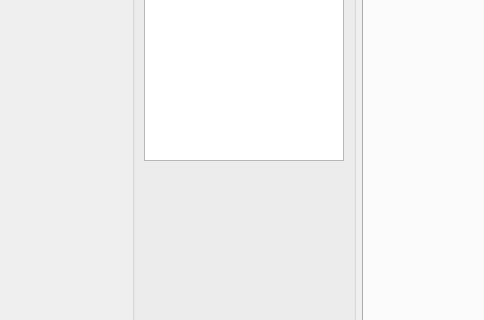
Qt form mainwindow.ui (igrekus/demod_measure) before a commit; both pictures show x 0 to 484 and y 175 to 495 of the 1107 by 658 pixel window.
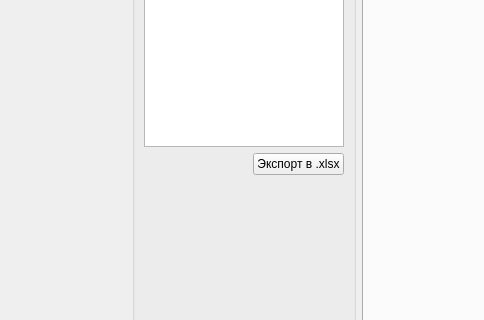
The same form after that commit.

Commit message: WIP: add export button tu UI

Patch:
```diff
--- a/mainwindow.ui
+++ b/mainwindow.ui
@@ -57,11 +57,38 @@
          </property>
         </widget>
        </item>
+       <item>
+        <layout class="QHBoxLayout" name="horizontalLayout_2">
+         <item>
+          <spacer name="horizontalSpacer">
+           <property name="orientation">
+            <enum>Qt::Horizontal</enum>
+           </property>
+           <property name="sizeHint" stdset="0">
+            <size>
+             <width>40</width>
+             <height>20</height>
+            </size>
+           </property>
+          </spacer>
+         </item>
+         <item>
+          <widget class="QPushButton" name="btnExcel">
+           <property name="text">
+            <string>Экспорт в .xlsx</string>
+           </property>
+          </widget>
+         </item>
+        </layout>
+       </item>
        <item>
         <spacer name="verticalSpacer_2">
          <property name="orientation">
           <enum>Qt::Vertical</enum>
          </property>
+         <property name="sizeType">
+          <enum>QSizePolicy::MinimumExpanding</enum>
+         </property>
          <property name="sizeHint" stdset="0">
           <size>
            <width>20</width>
```
The commit also changes 1 other file.
